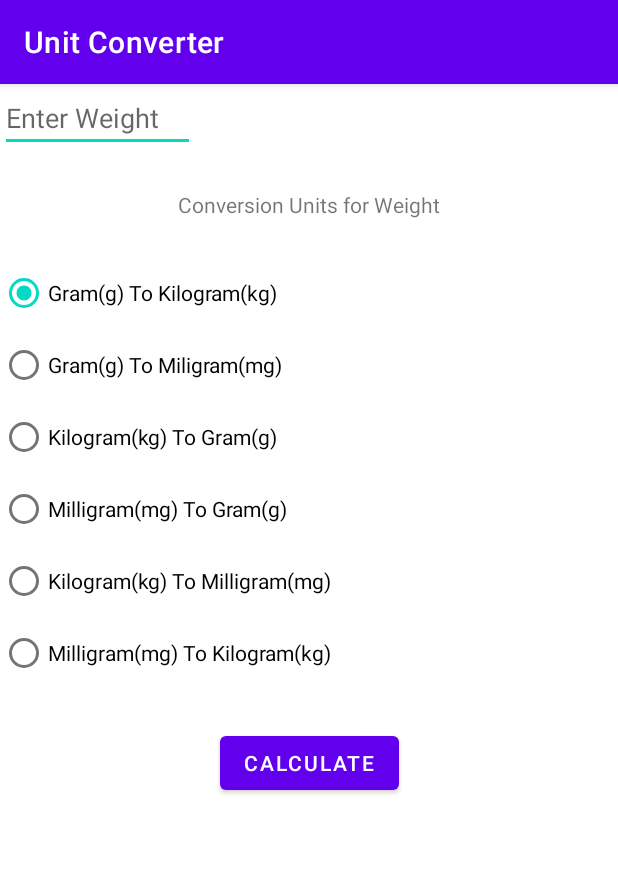
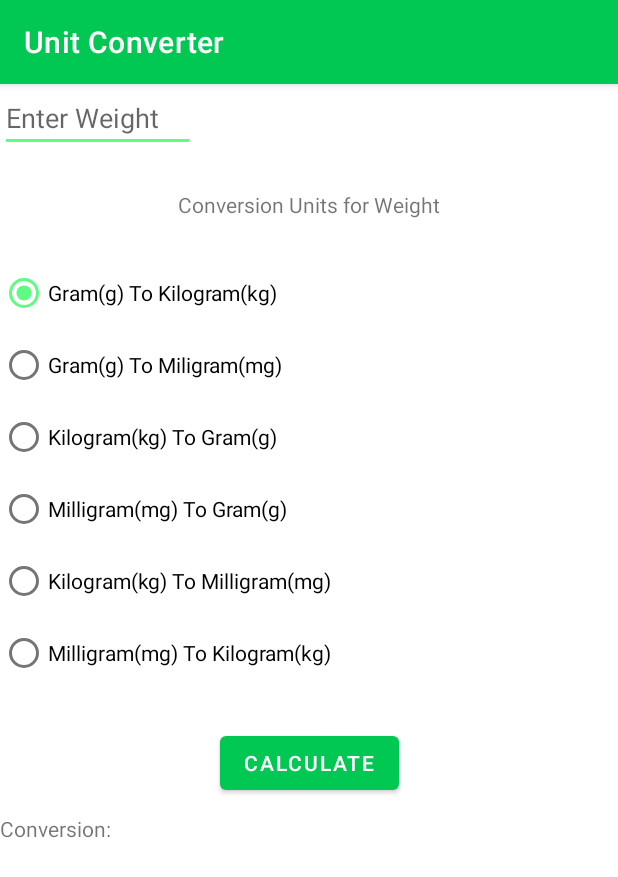
Before and after one commit to Rohit-codeboy/Android-Projects, an Android app: the screen it shows after launch (MainActivity), on a phone screen of 412 x 824 dp. Shown: the top 877 px of the screen. Run offline under Robolectric (Android 15) with nearby library versions, the phone set to English and light mode, and no system bars.

Commit message:
More impressive UI of unit converter

```diff
--- a/UnitConverter/app/src/main/res/layout/activity_main.xml
+++ b/UnitConverter/app/src/main/res/layout/activity_main.xml
@@ -10,6 +10,7 @@
         android:id="@+id/number_to_convert"
         android:layout_width="130dp"
         android:layout_height="wrap_content"
+        tools:ignore="Autofill"
         app:layout_constraintStart_toStartOf="parent"
         app:layout_constraintTop_toTopOf="parent"
         android:inputType="numberDecimal"
@@ -29,6 +30,7 @@
         android:checkedButton="@id/button_gram_to_kg"
         android:layout_width="wrap_content"
         android:layout_height="wrap_content"
+        android:orientation="vertical"
         app:layout_constraintTop_toBottomOf="@id/prompt_for_user"
         android:layout_marginTop="25dp"
         app:layout_constraintStart_toStartOf="parent">
@@ -82,5 +84,14 @@
         app:layout_constraintStart_toStartOf="parent"
         app:layout_constraintTop_toBottomOf="@+id/units_radio_group"/>
 
+    <TextView
+        android:layout_width="wrap_content"
+        android:layout_height="wrap_content"
+        android:text="@string/conversion_text"
+        app:layout_constraintStart_toStartOf="parent"
+        app:layout_constraintTop_toBottomOf="@id/calculate_button"
+        android:layout_marginTop="10dp"/>
+
+
 
 </androidx.constraintlayout.widget.ConstraintLayout>
--- a/UnitConverter/app/src/main/res/values-night/themes.xml
+++ b/UnitConverter/app/src/main/res/values-night/themes.xml
@@ -2,12 +2,12 @@
     <!-- Base application theme. -->
     <style name="Theme.UnitConverter" parent="Theme.MaterialComponents.DayNight.DarkActionBar">
         <!-- Primary brand color. -->
-        <item name="colorPrimary">@color/purple_200</item>
-        <item name="colorPrimaryVariant">@color/purple_700</item>
+        <item name="colorPrimary">@color/green</item>
+        <item name="colorPrimaryVariant">@color/green_light</item>
         <item name="colorOnPrimary">@color/black</item>
         <!-- Secondary brand color. -->
-        <item name="colorSecondary">@color/teal_200</item>
-        <item name="colorSecondaryVariant">@color/teal_200</item>
+        <item name="colorSecondary">@color/green_light</item>
+        <item name="colorSecondaryVariant">@color/light_green_light</item>
         <item name="colorOnSecondary">@color/black</item>
         <!-- Status bar color. -->
         <item name="android:statusBarColor" tools:targetApi="l">?attr/colorPrimaryVariant</item>
--- a/UnitConverter/app/src/main/res/values/colors.xml
+++ b/UnitConverter/app/src/main/res/values/colors.xml
@@ -7,4 +7,11 @@
     <color name="teal_700">#FF018786</color>
     <color name="black">#FF000000</color>
     <color name="white">#FFFFFFFF</color>
+
+    <color name="green">#00c853</color>
+    <color name="green_light">#5efc82</color>
+    <color name="green_dark">#009624</color>
+    <color name="light_green">#b2ff59</color>
+    <color name="light_green_dark">#7ecb20</color>
+    <color name="light_green_light">#e7ff8c</color>
 </resources>
--- a/UnitConverter/app/src/main/res/values/strings.xml
+++ b/UnitConverter/app/src/main/res/values/strings.xml
@@ -9,4 +9,5 @@
     <string name="kilogram_kg_to_milligram_mg">Kilogram(kg) To Milligram(mg)</string>
     <string name="milligram_mg_to_kilogram_kg">Milligram(mg) To Kilogram(kg)</string>
     <string name="calculate">CALCULATE</string>
+    <string name="conversion_text">Conversion:</string>
 </resources>
--- a/UnitConverter/app/src/main/res/values/themes.xml
+++ b/UnitConverter/app/src/main/res/values/themes.xml
@@ -2,12 +2,12 @@
     <!-- Base application theme. -->
     <style name="Theme.UnitConverter" parent="Theme.MaterialComponents.DayNight.DarkActionBar">
         <!-- Primary brand color. -->
-        <item name="colorPrimary">@color/purple_500</item>
-        <item name="colorPrimaryVariant">@color/purple_700</item>
+        <item name="colorPrimary">@color/green</item>
+        <item name="colorPrimaryVariant">@color/green_light</item>
         <item name="colorOnPrimary">@color/white</item>
         <!-- Secondary brand color. -->
-        <item name="colorSecondary">@color/teal_200</item>
-        <item name="colorSecondaryVariant">@color/teal_700</item>
+        <item name="colorSecondary">@color/green_light</item>
+        <item name="colorSecondaryVariant">@color/light_green_light</item>
         <item name="colorOnSecondary">@color/black</item>
         <!-- Status bar color. -->
         <item name="android:statusBarColor" tools:targetApi="l">?attr/colorPrimaryVariant</item>
```
